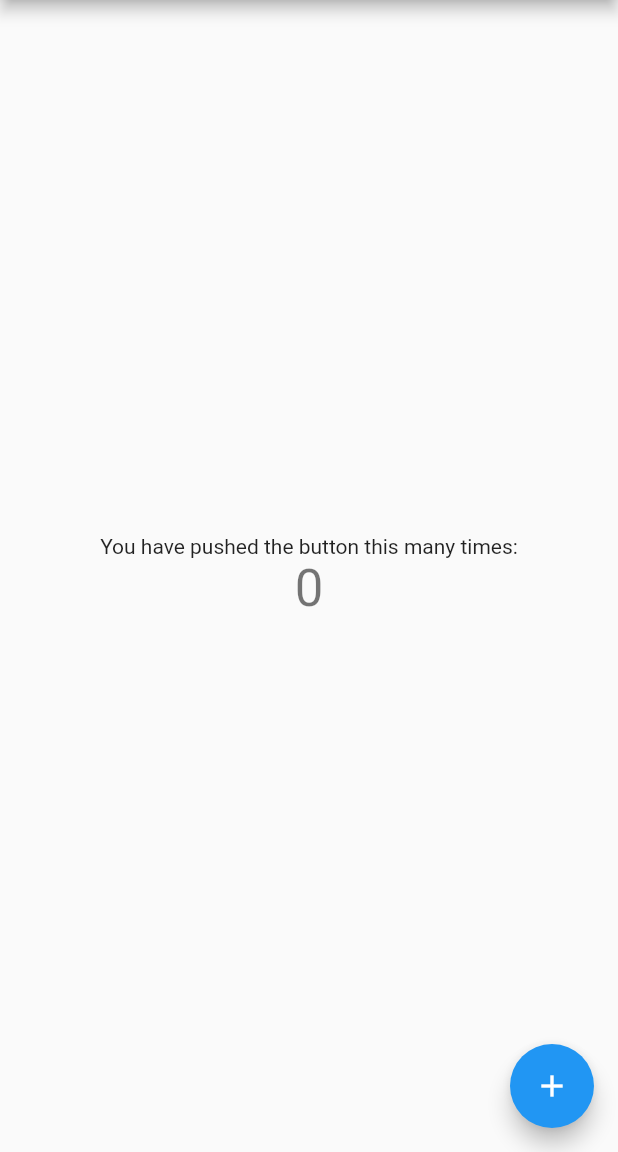
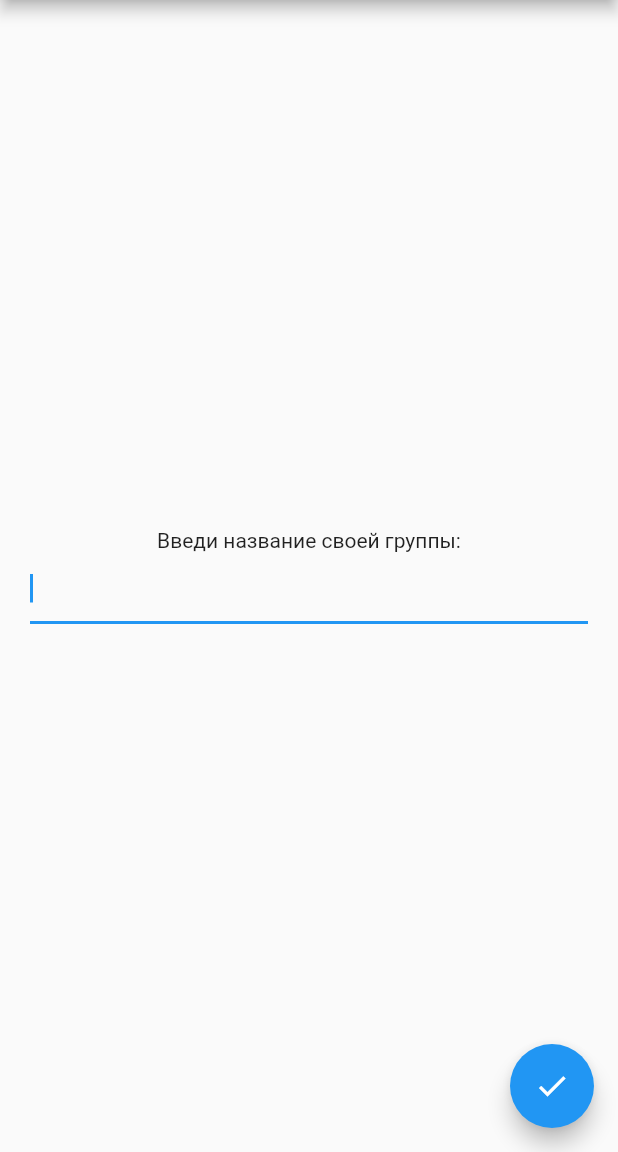
Before and after one commit to dune6/list-friends, a Flutter app: the screen it shows after launch, on a phone screen of 412 x 824 dp, the part 84-1236 px from its top. Run offline on Flutter 3.47's test engine with Material 2 defaults, Android fonts, the phone set to English and light mode, and no system bars.

```diff
--- a/lib/main.dart
+++ b/lib/main.dart
@@ -1,11 +1,11 @@
 // imports from external libraries
 import 'package:flutter/material.dart';
+import 'package:santa_flutter/friends_page.dart';
 
 // application entry point
 void main() {
   runApp(const MyApp());
 }
-
 
 class MyApp extends StatelessWidget {
   const MyApp({Key? key}) : super(key: key);
@@ -18,6 +18,9 @@ class MyApp extends StatelessWidget {
         primarySwatch: Colors.blue,
       ),
       home: const MyHomePage(title: 'Flutter Demo Home Page'),
+      routes: {
+        FriendsPage.routeName: (BuildContext context) => const FriendsPage(),
+      },
     );
   }
 }
@@ -32,17 +35,22 @@ class MyHomePage extends StatefulWidget {
 }
 
 class _MyHomePageState extends State<MyHomePage> {
-  int _counter = 0;
+  final TextEditingController _controller = TextEditingController();
 
-  void _incrementCounter() {
-    setState(() {
-      _counter++;
+  @override
+  void initState() {
+    super.initState();
+    _controller.addListener(() {
+      print(_controller.text);
     });
+  }
+
+  void _goNext() {
+    Navigator.of(context).pushNamed(FriendsPage.routeName);
   }
 
   @override
   Widget build(BuildContext context) {
-
     return Scaffold(
       appBar: AppBar(
         title: Text(widget.title),
@@ -52,19 +60,18 @@ class _MyHomePageState extends State<MyHomePage> {
           mainAxisAlignment: MainAxisAlignment.center,
           children: <Widget>[
             const Text(
-              'You have pushed the button this many times:',
+              'Введи название своей группы:',
             ),
-            Text(
-              '$_counter',
-              style: Theme.of(context).textTheme.headline4,
-            ),
+            Padding(
+                padding: const EdgeInsets.symmetric(horizontal: 20),
+                child: TextField(controller: _controller, autofocus: true))
           ],
         ),
       ),
       floatingActionButton: FloatingActionButton(
-        onPressed: _incrementCounter,
+        onPressed: _goNext,
         tooltip: 'Increment',
-        child: const Icon(Icons.add),
+        child: const Icon(Icons.check),
       ),
     );
   }
```
Also changed, not shown: lib/friends_page.dart (added, +19 -0 lines).
